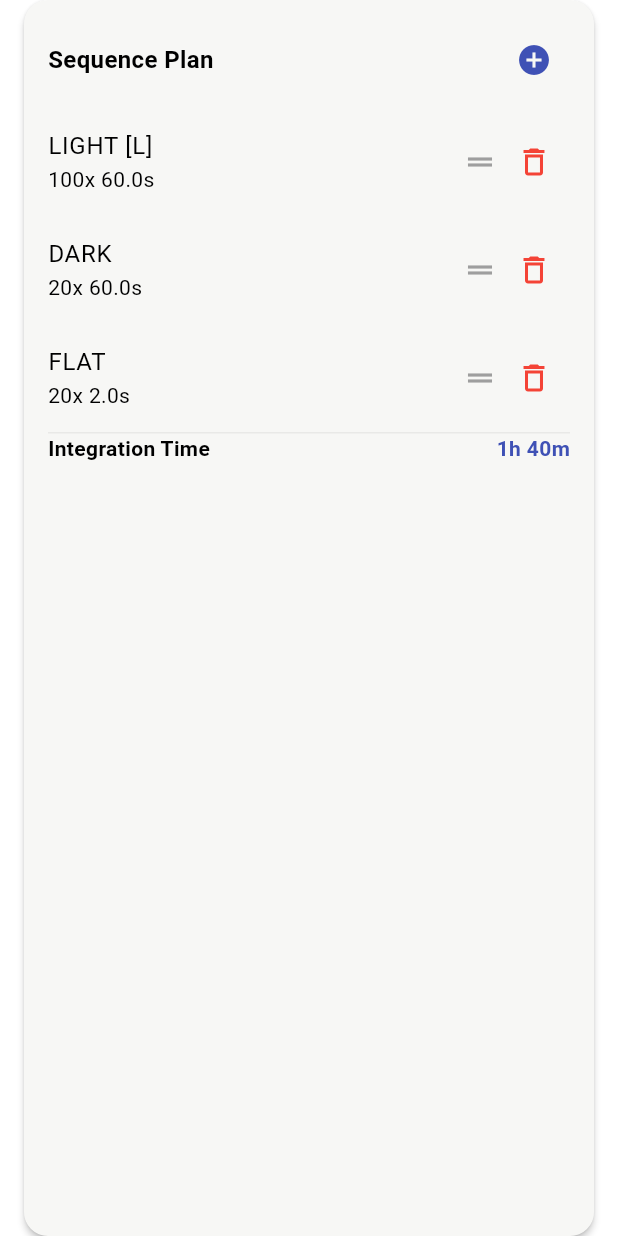
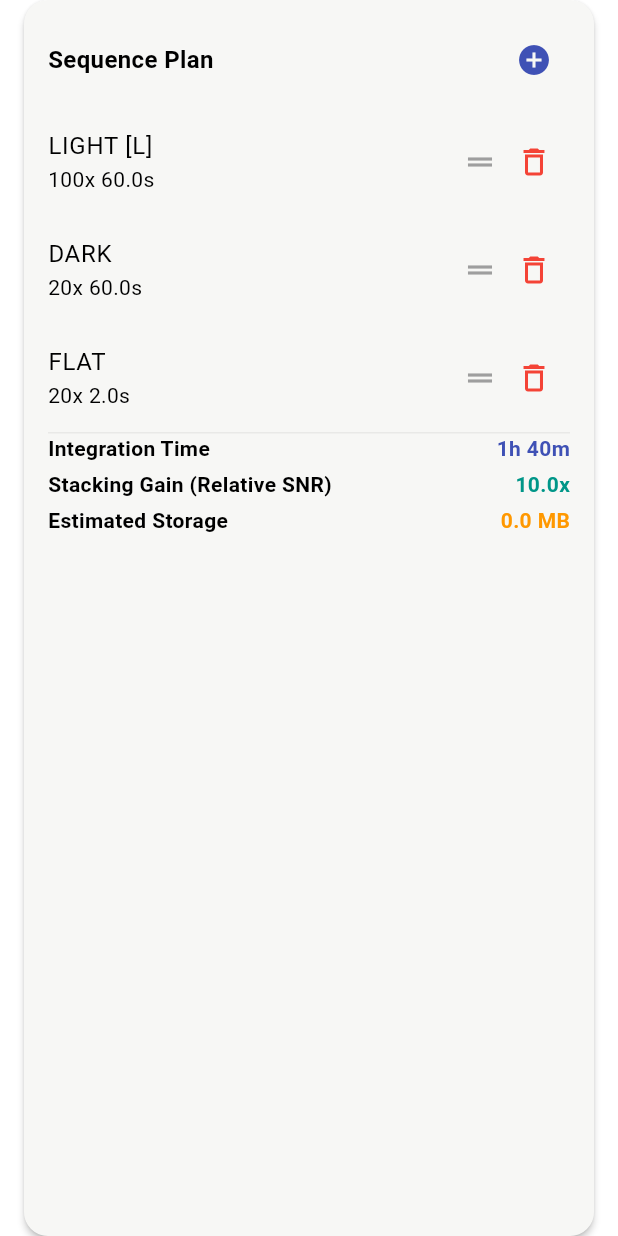
Before and after one commit to Buffur/Astro-Planner, a Flutter app: the CapturePlanWidget widget shown alone on an empty page, opened directly, on a phone screen of 412 x 824 dp. Run offline on Flutter 3.47's test engine with Material 3 defaults, Android fonts, the light colour scheme and no system bars; our stand-ins replace drift, flutter_map, geolocator, go_router, image_picker, latlong2 and 2 more; missing offline and left inert: exif; accounts and stored records are empty; generated files the repository leaves out were written again; network calls fail.

Commit message:
feat: clean up placeholders and restore SNR

```diff
--- a/lib/presentation/widgets/capture_plan_widget.dart
+++ b/lib/presentation/widgets/capture_plan_widget.dart
@@ -144,6 +144,22 @@ class CapturePlanWidget extends StatelessWidget {
                 Text(viewModel.totalIntegrationTime, style: const TextStyle(fontWeight: FontWeight.bold, color: Colors.indigo)),
               ],
             ),
+            const SizedBox(height: 4),
+            Row(
+              mainAxisAlignment: MainAxisAlignment.spaceBetween,
+              children: [
+                const Text('Stacking Gain (Relative SNR)', style: TextStyle(fontWeight: FontWeight.bold)),
+                Text('${viewModel.relativeStackingGain.toStringAsFixed(1)}x', style: const TextStyle(fontWeight: FontWeight.bold, color: Colors.teal)),
+              ],
+            ),
+            const SizedBox(height: 4),
+            Row(
+              mainAxisAlignment: MainAxisAlignment.spaceBetween,
+              children: [
+                const Text('Estimated Storage', style: TextStyle(fontWeight: FontWeight.bold)),
+                Text(viewModel.theoreticalStorageMB != null ? '${viewModel.theoreticalStorageMB!.toStringAsFixed(1)} MB' : 'N/A', style: const TextStyle(fontWeight: FontWeight.bold, color: Colors.orange)),
+              ],
+            ),
           ],
         ),
       ),
```
Also changed, not shown: lib/presentation/widgets/sky_darkness_widget.dart (+0 -77 lines).
